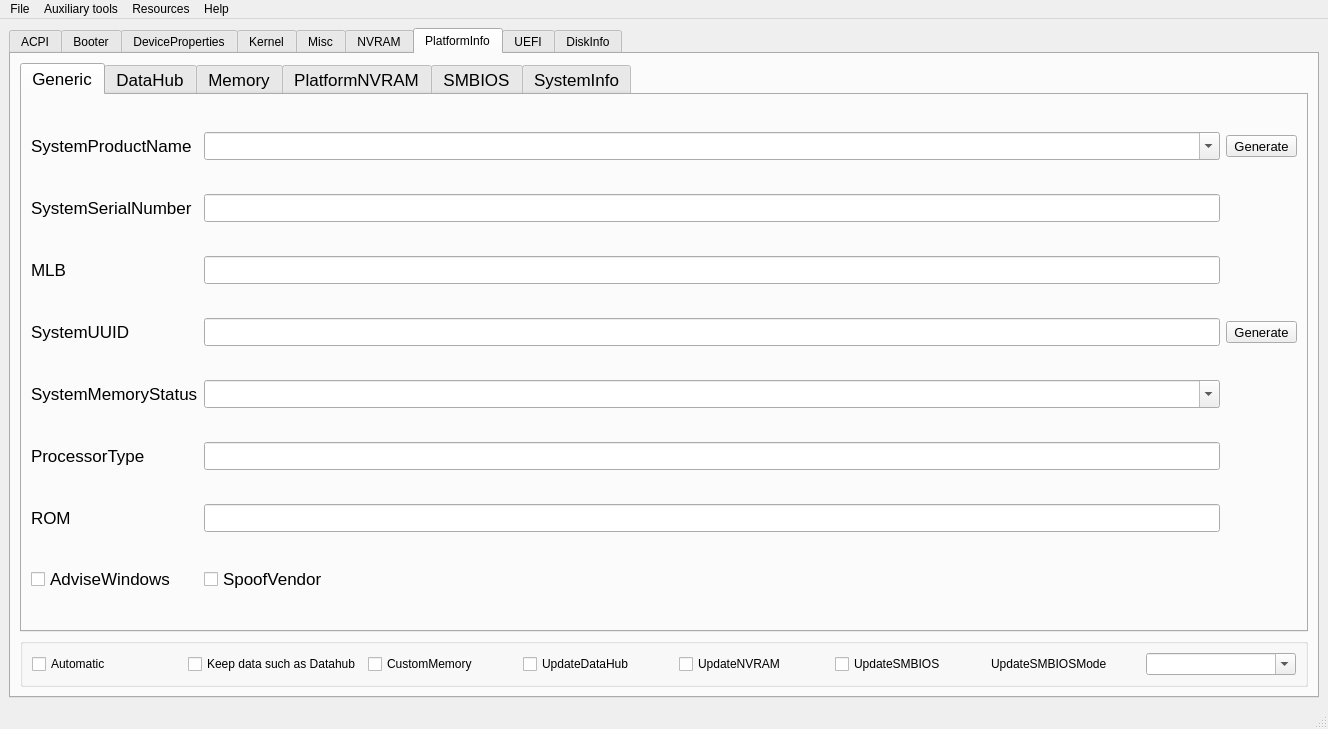
This is mainwindow.ui in ic005k/OCAuxiliaryTools as Qt 5 draws it before an edit. The edited form follows.
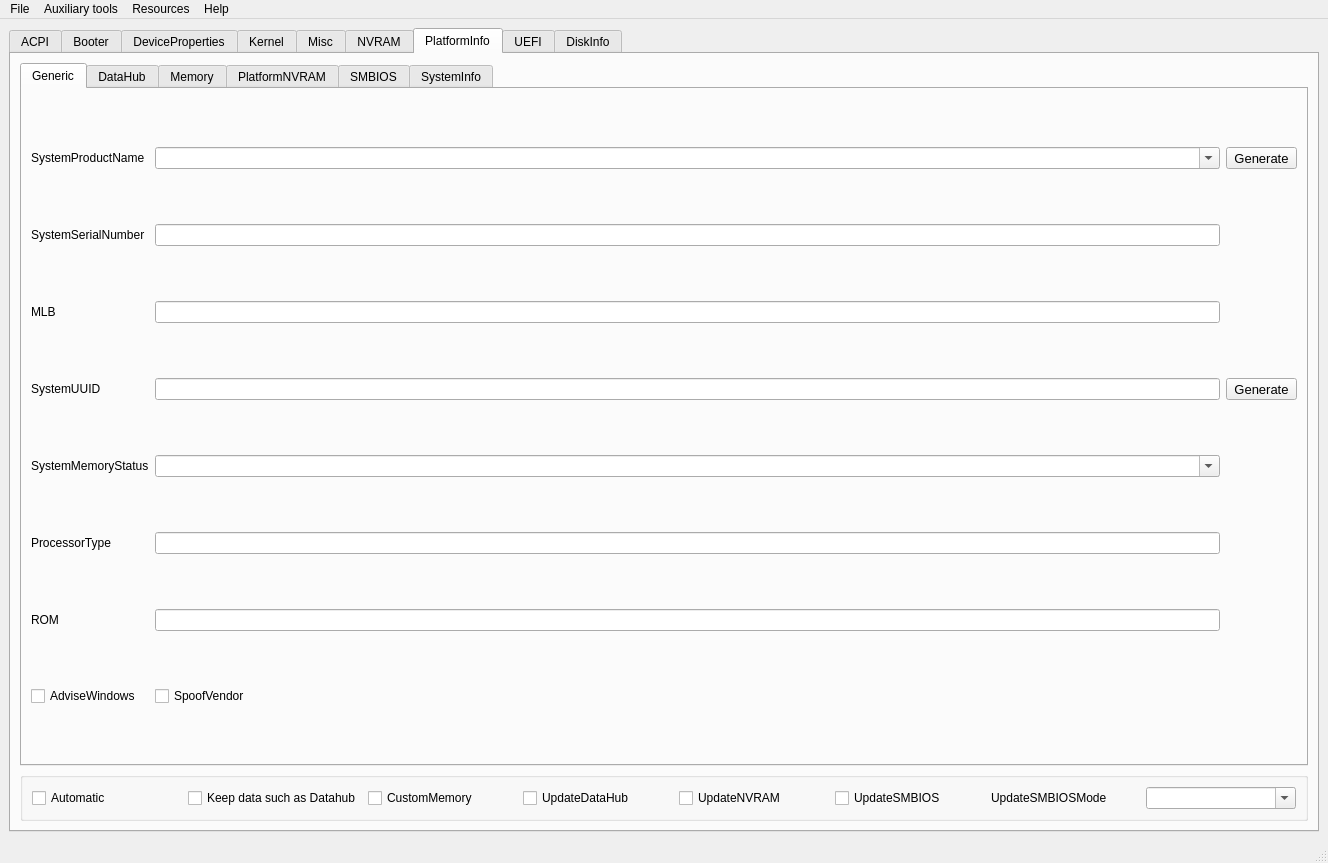
This is the edited form. The open tabs and pages were chosen to show the change. Icons and pictures are not drawn.

Diff of the .ui file:
```diff
--- a/mainwindow.ui
+++ b/mainwindow.ui
@@ -7,7 +7,7 @@
     <x>0</x>
     <y>0</y>
     <width>1328</width>
-    <height>729</height>
+    <height>863</height>
    </rect>
   </property>
   <property name="windowTitle">
@@ -4489,11 +4489,6 @@
        <layout class="QGridLayout" name="gridLayout_54">
         <item row="0" column="0">
          <widget class="QTabWidget" name="tabPlatformInfo">
-          <property name="font">
-           <font>
-            <pointsize>13</pointsize>
-           </font>
-          </property>
           <property name="tabShape">
            <enum>QTabWidget::Rounded</enum>
           </property>
```
Left out of the diff: 25 changed lines with no effect on the pictures.
